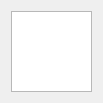
Qt form virtual machine/StringWidget.ui (MORZorg/sol) before a commit.
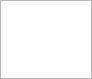
The same form after that commit.

Commit message: Reduced widget sizes, particularly characters'

```diff
--- a/virtual machine/StringWidget.ui
+++ b/virtual machine/StringWidget.ui
@@ -6,14 +6,26 @@
    <rect>
     <x>0</x>
     <y>0</y>
-    <width>103</width>
-    <height>103</height>
+    <width>92</width>
+    <height>79</height>
    </rect>
   </property>
   <property name="windowTitle">
    <string>Form</string>
   </property>
   <layout class="QGridLayout" name="gridLayout">
+   <property name="leftMargin">
+    <number>0</number>
+   </property>
+   <property name="topMargin">
+    <number>0</number>
+   </property>
+   <property name="rightMargin">
+    <number>0</number>
+   </property>
+   <property name="bottomMargin">
+    <number>0</number>
+   </property>
    <item row="0" column="0">
     <widget class="QPlainTextEdit" name="inputBox"/>
    </item>
```
The commit also changes 7 other files.
